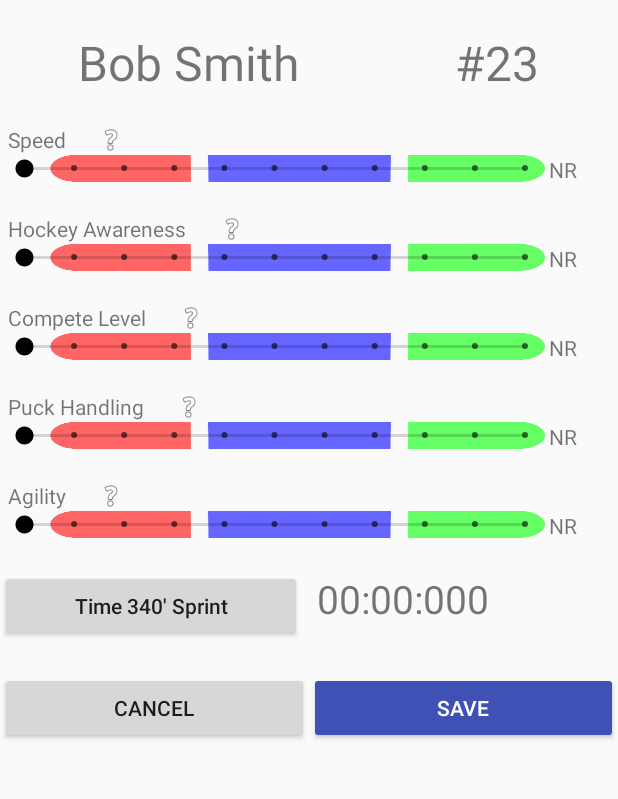
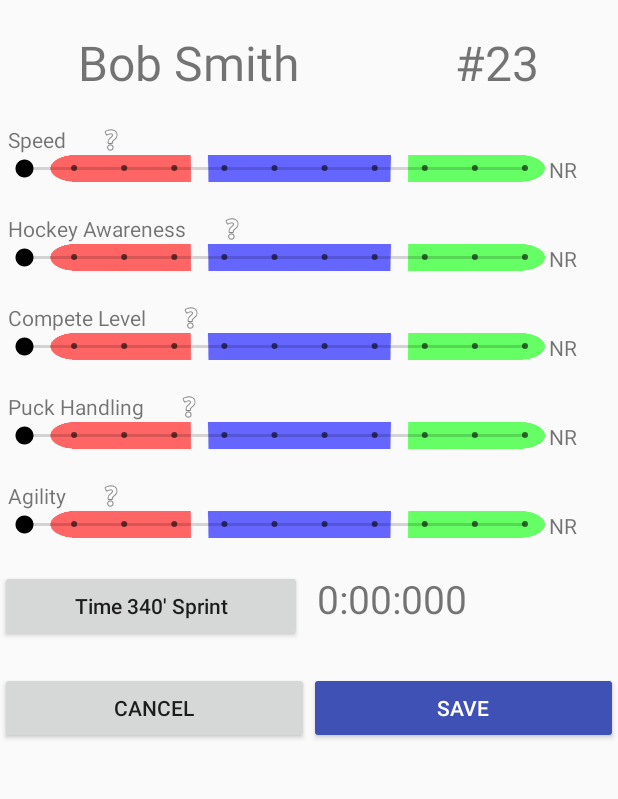
Before and after one commit to fdrury/HockeyConnect, an Android app: the screen it shows after launch (PlayerEvaluationActivity), on a phone screen of 412 x 824 dp, the part 84-883 px from its top. Run offline under Robolectric (Android 15) with nearby library versions, the light colour scheme and no system bars.

Commit message:
updated default timer appearance
removed extraneous zero

```diff
--- a/code/HockeyConnect/app/src/main/res/layout/activity_player_evaluation.xml
+++ b/code/HockeyConnect/app/src/main/res/layout/activity_player_evaluation.xml
@@ -357,7 +357,7 @@
                 android:layout_height="wrap_content"
                 android:layout_weight="1"
                 android:textSize="26dp"
-                android:text="00:00:000" />
+                android:text="0:00:000" />
         </LinearLayout>
 
         <Space
--- a/code/HockeyConnect/app/src/main/res/layout/activity_timer.xml
+++ b/code/HockeyConnect/app/src/main/res/layout/activity_timer.xml
@@ -76,7 +76,7 @@
                 android:layout_width="wrap_content"
                 android:layout_height="wrap_content"
                 android:textSize="32dp"
-                android:text="00:00:000" />
+                android:text="0:00:000" />
 
         </LinearLayout>
 
```
